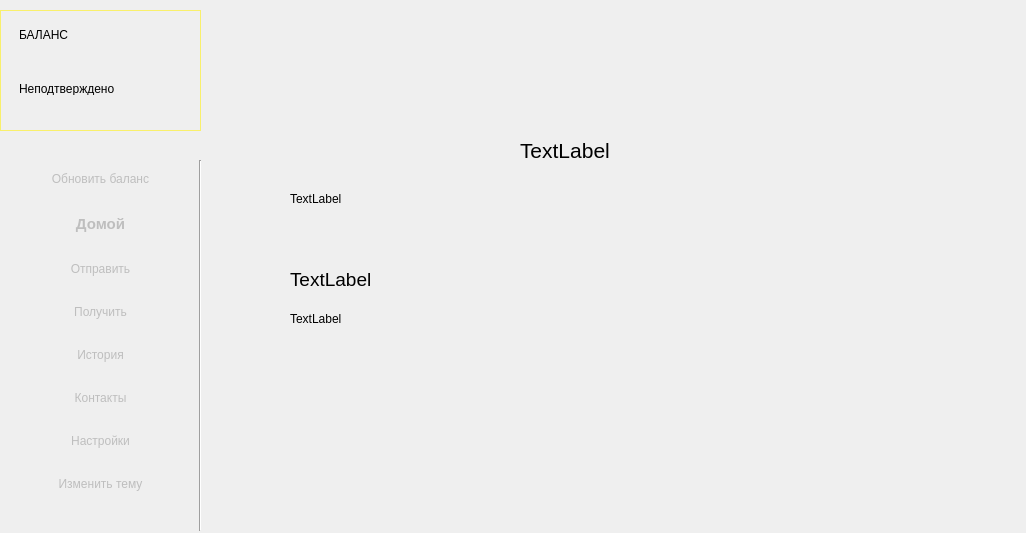
Before: the Qt Designer form ui/form.ui in gberdyshev/simple-bitcoin-wallet, drawn with Qt 5.
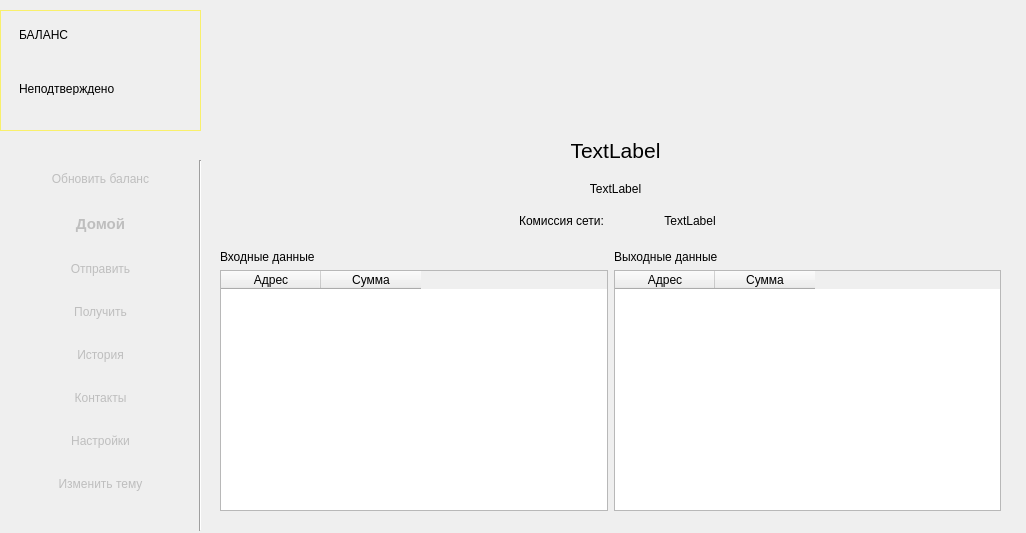
After: the same form once the commit is applied. The open tabs and pages were chosen to show the change. Icons and pictures are not drawn.

```diff
--- a/ui/form.ui
+++ b/ui/form.ui
@@ -732,27 +732,17 @@
      <widget class="QLabel" name="hash_2">
       <property name="geometry">
        <rect>
-        <x>80</x>
-        <y>310</y>
-        <width>391</width>
+        <x>50</x>
+        <y>180</y>
+        <width>711</width>
         <height>18</height>
        </rect>
       </property>
       <property name="text">
        <string>TextLabel</string>
       </property>
-     </widget>
-     <widget class="QLabel" name="rec">
-      <property name="geometry">
-       <rect>
-        <x>80</x>
-        <y>190</y>
-        <width>401</width>
-        <height>18</height>
-       </rect>
-      </property>
-      <property name="text">
-       <string>TextLabel</string>
+      <property name="alignment">
+       <set>Qt::AlignCenter</set>
       </property>
      </widget>
      <widget class="QLabel" name="summ_2">
@@ -760,7 +750,7 @@
        <rect>
         <x>310</x>
         <y>130</y>
-        <width>111</width>
+        <width>191</width>
         <height>41</height>
        </rect>
       </property>
@@ -778,40 +768,103 @@
       <property name="text">
        <string>TextLabel</string>
       </property>
+      <property name="alignment">
+       <set>Qt::AlignCenter</set>
+      </property>
      </widget>
-     <widget class="QLabel" name="sender">
+     <widget class="QWidget" name="">
       <property name="geometry">
        <rect>
-        <x>80</x>
-        <y>270</y>
-        <width>401</width>
-        <height>18</height>
+        <x>10</x>
+        <y>250</y>
+        <width>781</width>
+        <height>261</height>
        </rect>
       </property>
-      <property name="font">
-       <font>
-        <family>Cantarell</family>
-        <pointsize>14</pointsize>
-        <italic>false</italic>
-        <bold>false</bold>
-       </font>
-      </property>
-      <property name="text">
-       <string>TextLabel</string>
-      </property>
+      <layout class="QHBoxLayout" name="in_outs">
+       <item>
+        <layout class="QVBoxLayout" name="verticalLayout_15">
+         <item>
+          <widget class="QLabel" name="label_7">
+           <property name="text">
+            <string>Входные данные</string>
+           </property>
+          </widget>
+         </item>
+         <item>
+          <widget class="QTableWidget" name="inputs_table">
+           <column>
+            <property name="text">
+             <string>Адрес</string>
+            </property>
+           </column>
+           <column>
+            <property name="text">
+             <string>Сумма</string>
+            </property>
+           </column>
+          </widget>
+         </item>
+        </layout>
+       </item>
+       <item>
+        <layout class="QVBoxLayout" name="verticalLayout_16">
+         <item>
+          <widget class="QLabel" name="label_12">
+           <property name="text">
+            <string>Выходные данные</string>
+           </property>
+          </widget>
+         </item>
+         <item>
+          <widget class="QTableWidget" name="outs_table">
+           <column>
+            <property name="text">
+             <string>Адрес</string>
+            </property>
+           </column>
+           <column>
+            <property name="text">
+             <string>Сумма</string>
+            </property>
+           </column>
+          </widget>
+         </item>
+        </layout>
+       </item>
+      </layout>
      </widget>
-     <widget class="QLabel" name="label_7">
+     <widget class="QWidget" name="">
       <property name="geometry">
        <rect>
-        <x>310</x>
-        <y>40</y>
-        <width>111</width>
-        <height>81</height>
+        <x>290</x>
+        <y>210</y>
+        <width>251</width>
+        <height>21</height>
        </rect>
       </property>
-      <property name="text">
-       <string/>
-      </property>
+      <layout class="QHBoxLayout" name="fee_frame">
+       <item>
+        <widget class="QLabel" name="label_13">
+         <property name="text">
+          <string>Комиссия сети:</string>
+         </property>
+         <property name="alignment">
+          <set>Qt::AlignCenter</set>
+         </property>
+        </widget>
+       </item>
+       <item>
+        <widget class="QLabel" name="fee">
+         <property name="text">
+          <string>TextLabel</string>
+         </property>
+         <property name="alignment">
+          <set>Qt::AlignCenter</set>
+         </property>
+        </widget>
+       </item>
+      </layout>
      </widget>
     </widget>
     <widget class="QWidget" name="settings">
```
Left out of the diff: 53 changed lines with no effect on the pictures.
